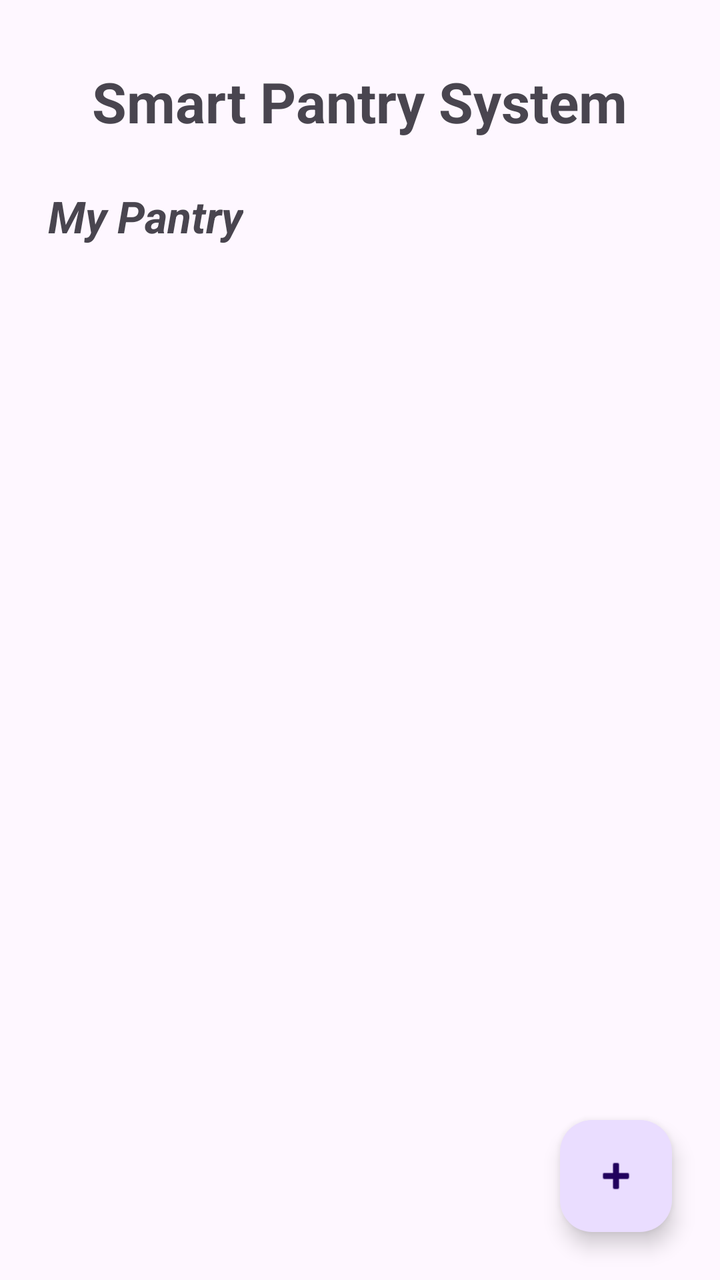
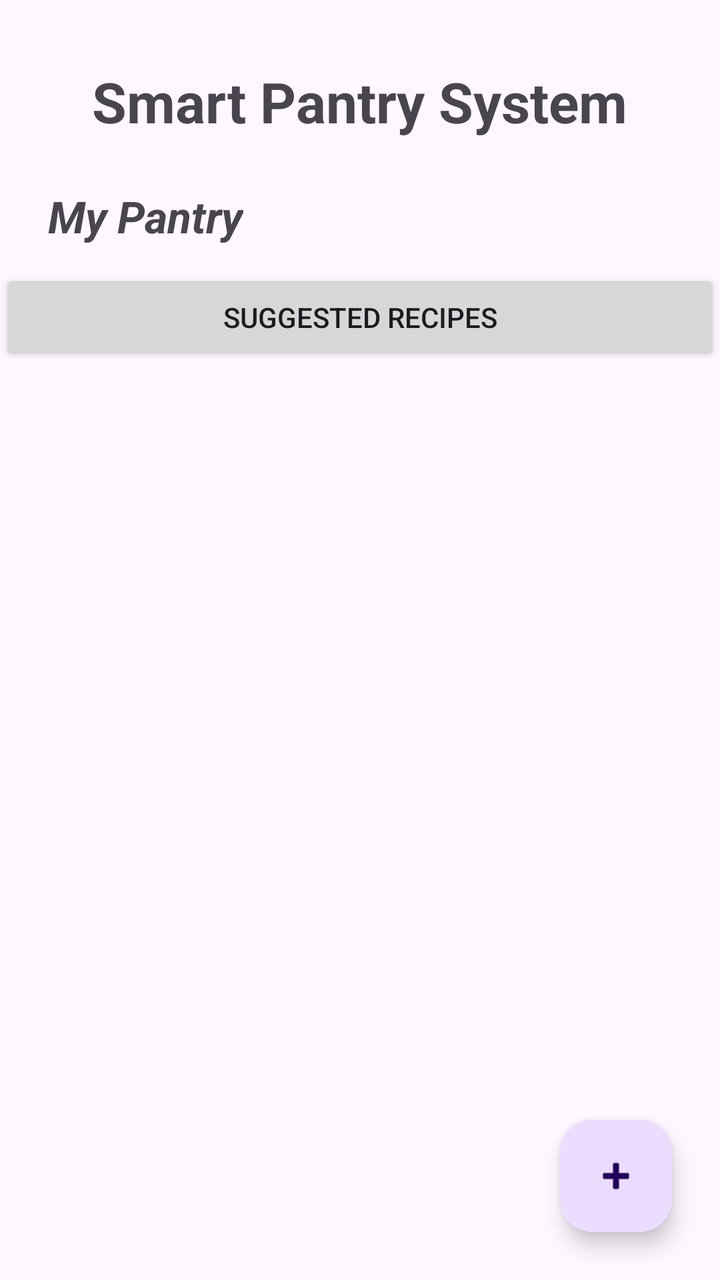

Screens rendered from an Android XML layout before and after an edit, with the pre-edit source and the edit as a unified diff.
<!-- AndroidManifest.xml: application theme Theme.SmartPantryManager -->
<!-- res/layout/activity_main.xml -->
<?xml version="1.0" encoding="utf-8"?>
<androidx.constraintlayout.widget.ConstraintLayout xmlns:android="http://schemas.android.com/apk/res/android"
    xmlns:app="http://schemas.android.com/apk/res-auto"
    xmlns:tools="http://schemas.android.com/tools"
    android:id="@+id/main"
    android:layout_width="match_parent"
    android:layout_height="match_parent"
    tools:context=".MainActivity">

    <TextView
        android:id="@+id/tvTitle"
        android:layout_width="wrap_content"
        android:layout_height="wrap_content"
        android:text="Smart Pantry System"
        android:textSize="28sp"
        android:textStyle="bold"
        app:layout_constraintTop_toTopOf="parent"
        app:layout_constraintStart_toStartOf="parent"
        app:layout_constraintEnd_toEndOf="parent"
        android:layout_marginTop="32dp" />

    <TextView
        android:id="@+id/tvPantryTitle"
        android:layout_width="wrap_content"
        android:layout_height="wrap_content"
        android:text="My Pantry"
        android:textSize="22sp"
        android:textStyle="bold | italic"
        app:layout_constraintTop_toBottomOf="@id/tvTitle"
        app:layout_constraintStart_toStartOf="parent"
        android:layout_marginStart="24dp"
        android:layout_marginTop="24dp" />

    <androidx.recyclerview.widget.RecyclerView
        android:id="@+id/recyclerPantry"
        android:layout_width="0dp"
        android:layout_height="0dp"
        app:layout_constraintTop_toBottomOf="@id/tvPantryTitle"
        app:layout_constraintBottom_toBottomOf="parent"
        app:layout_constraintStart_toStartOf="parent"
        app:layout_constraintEnd_toEndOf="parent"
        android:layout_marginTop="16dp"
        android:layout_marginStart="16dp"
        android:layout_marginEnd="16dp" />

    <com.google.android.material.floatingactionbutton.FloatingActionButton
        android:id="@+id/btnAddIngredient"
        android:layout_width="wrap_content"
        android:layout_height="wrap_content"
        android:contentDescription="Add Ingredient"
        android:src="@android:drawable/ic_input_add"
        app:layout_constraintBottom_toBottomOf="parent"
        app:layout_constraintEnd_toEndOf="parent"
        android:layout_marginEnd="24dp"
        android:layout_marginBottom="24dp" />

</androidx.constraintlayout.widget.ConstraintLayout>
<!-- resources referenced by this layout -->
<resources>
  <style name="Theme.SmartPantryManager" parent="Base.Theme.SmartPantryManager" />
  <style name="Base.Theme.SmartPantryManager" parent="Theme.Material3.DayNight.NoActionBar">
          
          
      </style>
</resources>

<!-- the commit's change to res/layout/activity_main.xml (unified diff, before → after) -->
@@ -31,11 +31,19 @@
         android:layout_marginStart="24dp"
         android:layout_marginTop="24dp" />
 
+    <Button
+        android:id="@+id/btnSuggestedRecipes"
+        android:layout_width="match_parent"
+        android:layout_height="wrap_content"
+        android:layout_marginTop="12dp"
+        android:text="Suggested Recipes"
+        app:layout_constraintTop_toBottomOf="@id/tvPantryTitle"/>
+
     <androidx.recyclerview.widget.RecyclerView
         android:id="@+id/recyclerPantry"
         android:layout_width="0dp"
         android:layout_height="0dp"
-        app:layout_constraintTop_toBottomOf="@id/tvPantryTitle"
+        app:layout_constraintTop_toBottomOf="@+id/btnSuggestedRecipes"
         app:layout_constraintBottom_toBottomOf="parent"
         app:layout_constraintStart_toStartOf="parent"
         app:layout_constraintEnd_toEndOf="parent"
